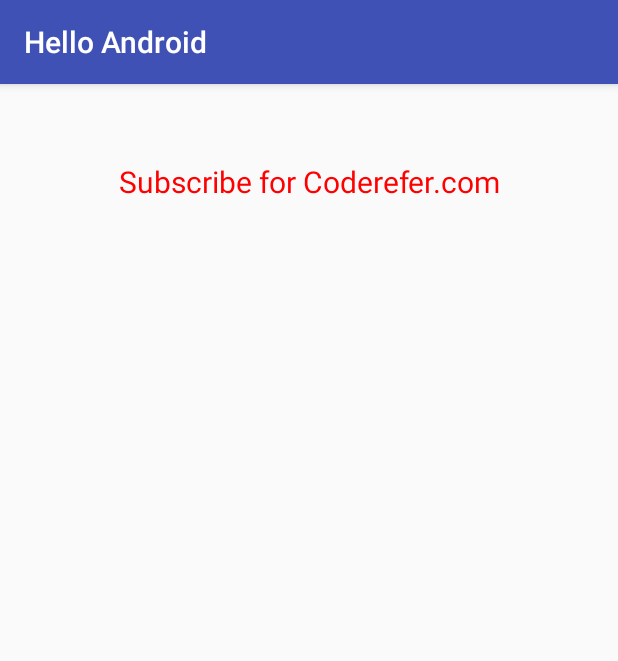
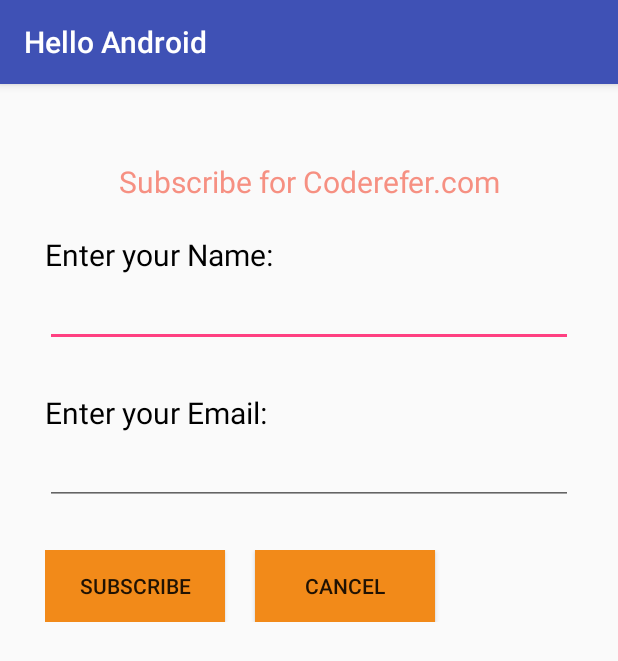
Before and after one commit to GUNNER9285/HelloAndroid, an Android app: the screen it shows after launch (MainActivity), on a phone screen of 412 x 824 dp. Shown: the top 661 px of the screen. Run offline under Robolectric (Android 15) with nearby library versions, the phone set to English and light mode, and no system bars.

Commit message:
Homework Re : Layout // after

```diff
--- a/app/src/main/res/layout/activity_main.xml
+++ b/app/src/main/res/layout/activity_main.xml
@@ -10,15 +10,56 @@
     tools:context="com.example.helloandroid.MainActivity">
 
     <TextView
-        android:id="@+id/btn_newgame"
         android:layout_width="match_parent"
         android:layout_height="70dp"
         android:text="Subscribe for Coderefer.com"
         android:textSize="20dp"
         android:gravity="center"
-        android:textColor="#FF0000"/>
+        android:textColor="#f69082"/>
 
+    <TextView
+        android:layout_width="match_parent"
+        android:layout_height="wrap_content"
+        android:text="Enter your Name:"
+        android:textSize="20dp"
+        android:textColor="#000000"/>
 
+    <EditText
+        android:layout_width="match_parent"
+        android:layout_height="wrap_content"
+        android:textSize="20dp"/>
 
+    <TextView
+        android:layout_width="match_parent"
+        android:layout_height="wrap_content"
+        android:text="Enter your Email:"
+        android:textSize="20dp"
+        android:textColor="#000000"
+        android:layout_marginTop="30dp"/>
 
+    <EditText
+        android:layout_width="match_parent"
+        android:layout_height="wrap_content"
+        android:textSize="20dp"
+        android:layout_marginBottom="30dp" />
+
+    <LinearLayout
+        android:layout_width="match_parent"
+        android:layout_height="wrap_content"
+        android:orientation="horizontal">
+
+        <Button
+            android:layout_width="120dp"
+            android:layout_height="wrap_content"
+            android:text="Subscribe"
+            android:background="#f28a19"/>
+
+        <Button
+            android:layout_width="120dp"
+            android:layout_height="wrap_content"
+            android:layout_marginLeft="20dp"
+            android:text="Cancel"
+            android:background="#f28a19"/>
+
+    </LinearLayout>
 </LinearLayout>
```
